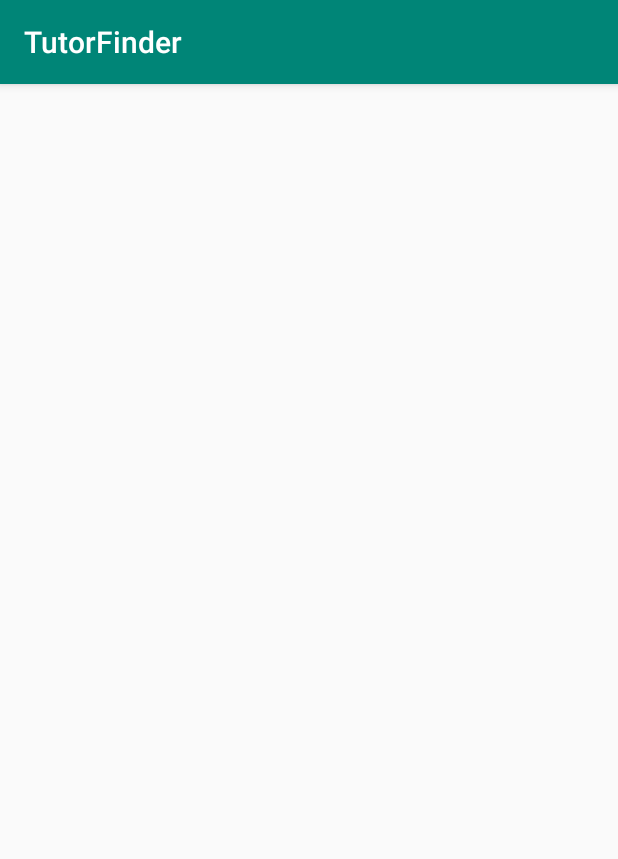
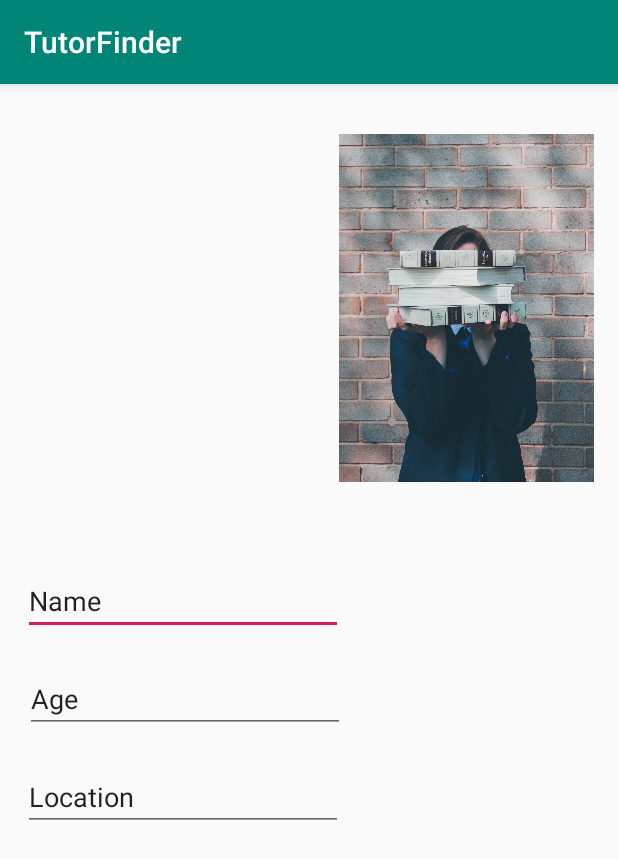
Before and after one commit to yewonjohn/TutorFinder, an Android app: the TutorProfile screen opened directly, with no data from a screen before it, on a phone screen of 412 x 824 dp. Shown: the top 859 px of the screen. Run offline under Robolectric (Android 15) with nearby library versions, the phone set to English and light mode, and no system bars.

Commit message:
3 commit

```diff
--- a/app/src/main/java/com/example/android/tutorfinder/MainActivity.kt
+++ b/app/src/main/java/com/example/android/tutorfinder/MainActivity.kt
@@ -21,6 +21,7 @@ class MainActivity : AppCompatActivity() {
 
     }
 
+    //initiating intent to TutorList activity
     fun findTutors(view: View){
         val button = findViewById<Button>(R.id.FindTutorsButton)
         button.setOnClickListener{
--- a/app/src/main/java/com/example/android/tutorfinder/Tutors.kt
+++ b/app/src/main/java/com/example/android/tutorfinder/Tutors.kt
@@ -1,5 +1,6 @@
 package com.example.android.tutorfinder
 
+import android.content.Intent
 import androidx.appcompat.app.AppCompatActivity
 import android.os.Bundle
 import android.widget.ArrayAdapter
@@ -10,7 +11,6 @@ class Tutors : AppCompatActivity() {
     override fun onCreate(savedInstanceState: Bundle?) {
         super.onCreate(savedInstanceState)
         setContentView(R.layout.activity_list_of_tutors)
-
 
 
         val listOfTutors = ArrayList<String>()
@@ -25,6 +25,17 @@ class Tutors : AppCompatActivity() {
 
         val listView = findViewById<ListView>(R.id.listView)
         listView.setAdapter(adapter)
+
+
+        listView.setOnItemClickListener{ parent, view, position, id ->
+            //getting item selected
+            val selectedItem = parent.getItemIdAtPosition(position) as String
+
+            //intent to profile activity
+            val intent = Intent(this, TutorProfile::class.java)
+            startActivity(intent)
+
+        }
     }
 
 }
--- a/app/src/main/res/layout/activity_tutor_profile.xml
+++ b/app/src/main/res/layout/activity_tutor_profile.xml
@@ -6,4 +6,60 @@
     android:layout_height="match_parent"
     tools:context=".TutorProfile">
 
+    <ImageView
+        android:id="@+id/imageView2"
+        android:layout_width="0dp"
+        android:layout_height="0dp"
+        android:layout_marginStart="226dp"
+        android:layout_marginTop="16dp"
+        android:layout_marginEnd="16dp"
+        android:layout_marginBottom="485dp"
+        app:layout_constraintBottom_toBottomOf="parent"
+        app:layout_constraintEnd_toEndOf="parent"
+        app:layout_constraintStart_toStartOf="parent"
+        app:layout_constraintTop_toTopOf="parent"
+        app:srcCompat="@drawable/study_background1" />
+
+    <EditText
+        android:id="@+id/nameEditText"
+        android:layout_width="wrap_content"
+        android:layout_height="wrap_content"
+        android:layout_marginStart="14dp"
+        android:layout_marginTop="39dp"
+        android:layout_marginEnd="182dp"
+        android:ems="10"
+        android:inputType="textPersonName"
+        android:text="Name"
+        app:layout_constraintEnd_toEndOf="parent"
+        app:layout_constraintStart_toStartOf="parent"
+        app:layout_constraintTop_toBottomOf="@+id/imageView2" />
+
+    <EditText
+        android:id="@+id/ageEditText"
+        android:layout_width="wrap_content"
+        android:layout_height="wrap_content"
+        android:layout_marginStart="16dp"
+        android:layout_marginTop="20dp"
+        android:layout_marginEnd="182dp"
+        android:ems="10"
+        android:inputType="textPersonName"
+        android:text="Age"
+        app:layout_constraintEnd_toEndOf="parent"
+        app:layout_constraintStart_toStartOf="parent"
+        app:layout_constraintTop_toBottomOf="@+id/nameEditText" />
+
+    <EditText
+        android:id="@+id/locationEditText"
+        android:layout_width="wrap_content"
+        android:layout_height="wrap_content"
+        android:layout_marginStart="14dp"
+        android:layout_marginTop="20dp"
+        android:layout_marginEnd="182dp"
+        android:ems="10"
+        android:inputType="textPersonName"
+        android:text="Location"
+        app:layout_constraintEnd_toEndOf="parent"
+        app:layout_constraintStart_toStartOf="parent"
+        app:layout_constraintTop_toBottomOf="@+id/ageEditText" />
+
 </androidx.constraintlayout.widget.ConstraintLayout>
```
